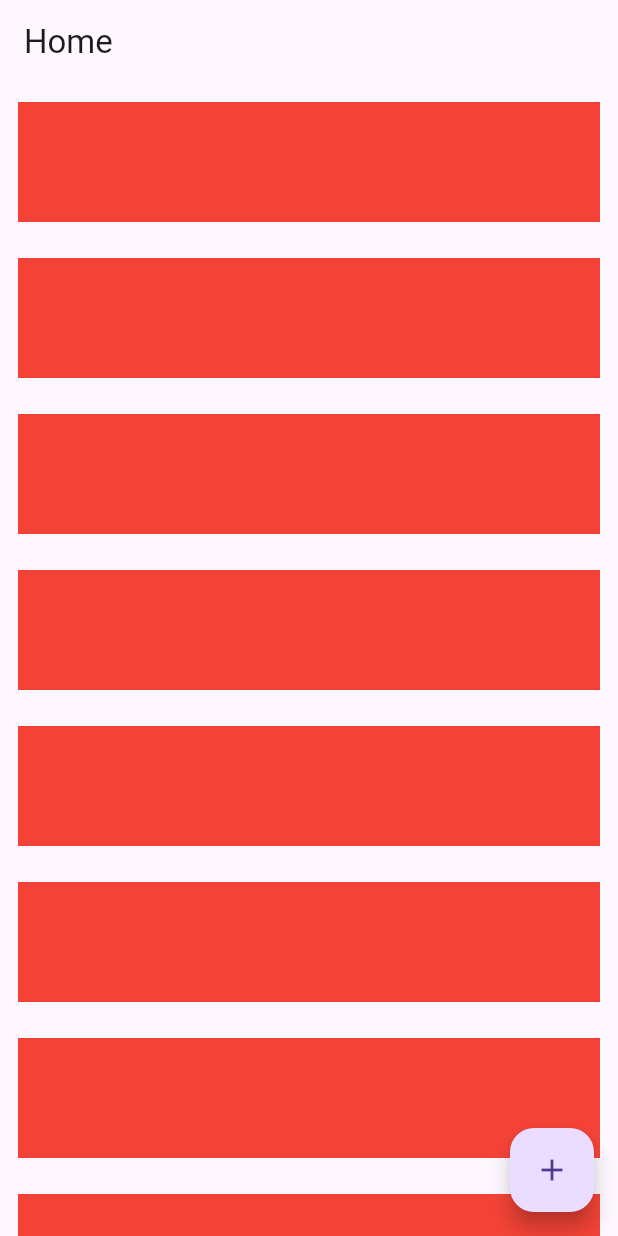
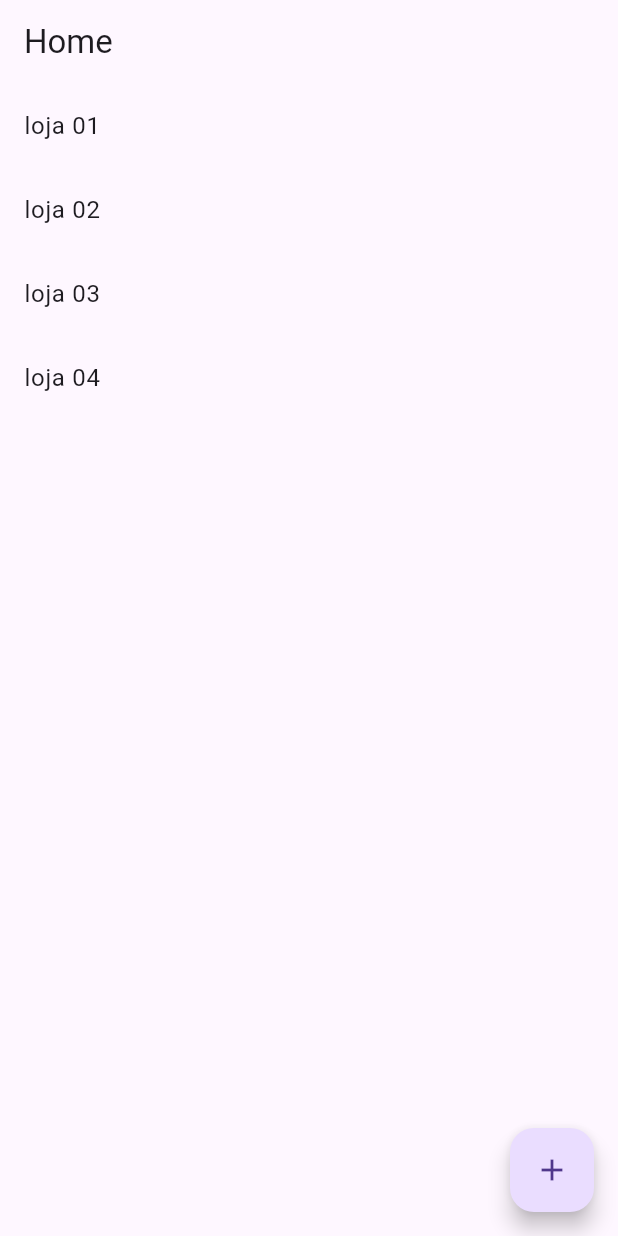
Before and after one commit to dayvsonlsantos/e-flutter, a Flutter app: the screen it shows after launch, on a phone screen of 412 x 824 dp. Run offline on Flutter 3.47's test engine with Material 3 defaults, Android fonts, the phone set to English and light mode, and no system bars.

Commit message:
feat: Listview

```diff
--- a/ola_mundo/lib/pages/home_page.dart
+++ b/ola_mundo/lib/pages/home_page.dart
@@ -47,8 +47,6 @@ import 'package:flutter/material.dart';
 //   }
 // }
 
-
-
 // O StatelessWidget foi criado para não ser auto gerenciado,
 // mas existe um outro Widget que foi criado para separar um estado
 // e você gerenciar o estado separadamente. Widget esse conhecido como StatefulWidget
@@ -70,14 +68,13 @@ class HomePage extends StatefulWidget {
 
 // State, tem a responsabilidade de gerenciar esse estado
 class _HomePageState extends State<HomePage> {
-
   // Com o StatefulWidget ganhamos a gerencia do seu próprio estado, sem depender do InheritedWidget;
   // Além disso, podemos escutar o ciclo de vida da tela, da criação desse Widget
   // Exemplo:
 
   // Chamado quando o Widget for construído
   @override
-  void initState(){
+  void initState() {
     super.initState();
   }
 
@@ -89,12 +86,14 @@ class _HomePageState extends State<HomePage> {
 
   // Com ambos acima, temos um controle do ciclo de vida, executando funções no começo e quando o Widget for destruído.
 
-
   // Além disso, temos o controle de estado, isso significa, que posso alterar o contador da seguinte forma;
   var counter = 0;
 
   @override
   Widget build(BuildContext context) {
+
+    final listaFavorita = ['loja 01', 'loja 02', 'loja 03', 'loja 04'];
+
     return Scaffold(
       appBar: AppBar(
         title: const Text('Home'),
@@ -103,32 +102,45 @@ class _HomePageState extends State<HomePage> {
       // Columns e Rows
 
       body: SizedBox(
+        // Define o tamanho da tela
         width: double.infinity,
         height: double.infinity,
         // Para permitir ter um tamanho a mais na tela, adicionando um Scroll, utilizo o SingleChildScrollView
-        child: SingleChildScrollView(
-          child: Column(
-          // Define o tamanho da tela
+        // child: SingleChildScrollView(
+        // child: Column(
+
+        // Posso ainda, substituir esses dois itens acima, por apenas um: ListView
+        child: ListView.builder(
+          // Utilizando o ListView, podemos utilizar o builder
 
             // Define o alinhamento inicial da coluna/linha
-          mainAxisAlignment: MainAxisAlignment.start,
+            // mainAxisAlignment: MainAxisAlignment.start,
 
             // Define o alinhamento cruzado da coluna/linha
             // Esse para funcionar corretamente, precisamos definir o tamanho da tela.
-          crossAxisAlignment: CrossAxisAlignment.start,
+            // crossAxisAlignment: CrossAxisAlignment.start,
             // Utilizando Column e Row, nós temos children, pois temos vários valores
-          children: [
-            for(var i = 0; i < 10; i++)
-              Container(
-                color: Colors.red,
-                width: double.infinity,
-                height: 80,
-                margin: const EdgeInsets.all(12), //Define uma distância
+
+          // Com esse builder, posso fazer:
+
+          itemCount: listaFavorita.length,
+          itemBuilder: (context, index){
+            return ListTile(
+                title: Text(listaFavorita[index]),
+              );
+          },
+          // children: [
+          //   for (var i = 0; i < 10; i++)
+          //     Container(
+          //       color: Colors.red,
+          //       width: double.infinity,
+          //       height: 80,
+          //       margin: const EdgeInsets.all(12), //Define uma distância
+          //     ),
+          //   Text('Flutterando $counter')
+          // ],
         ),
-            Text('Flutterando $counter')
-          ],
       ),
-        )),
       floatingActionButton: FloatingActionButton(
         // Exige algumas propriedades
 
@@ -143,7 +155,6 @@ class _HomePageState extends State<HomePage> {
           setState(() {
             //Boa prática adicionarmos dentro dessa função anonima, tudo que será alterado
             counter++;
-
           }); //Funciona apenas dentro de uma classe State
         },
       ),
```
Lines whose indentation alone changed are shown as unchanged.
